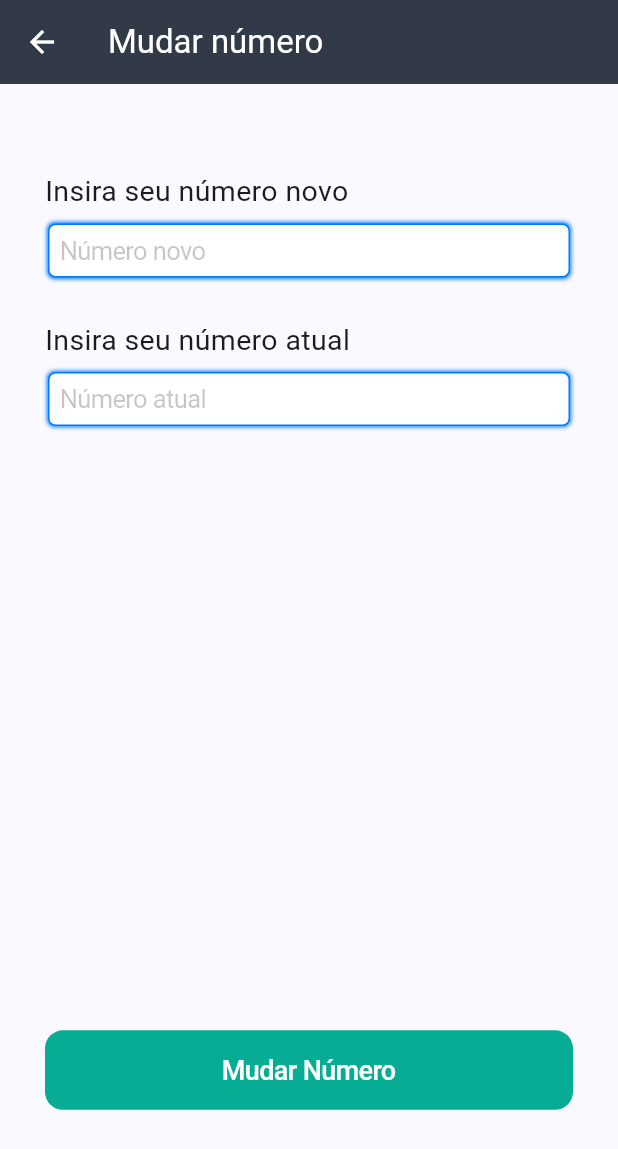
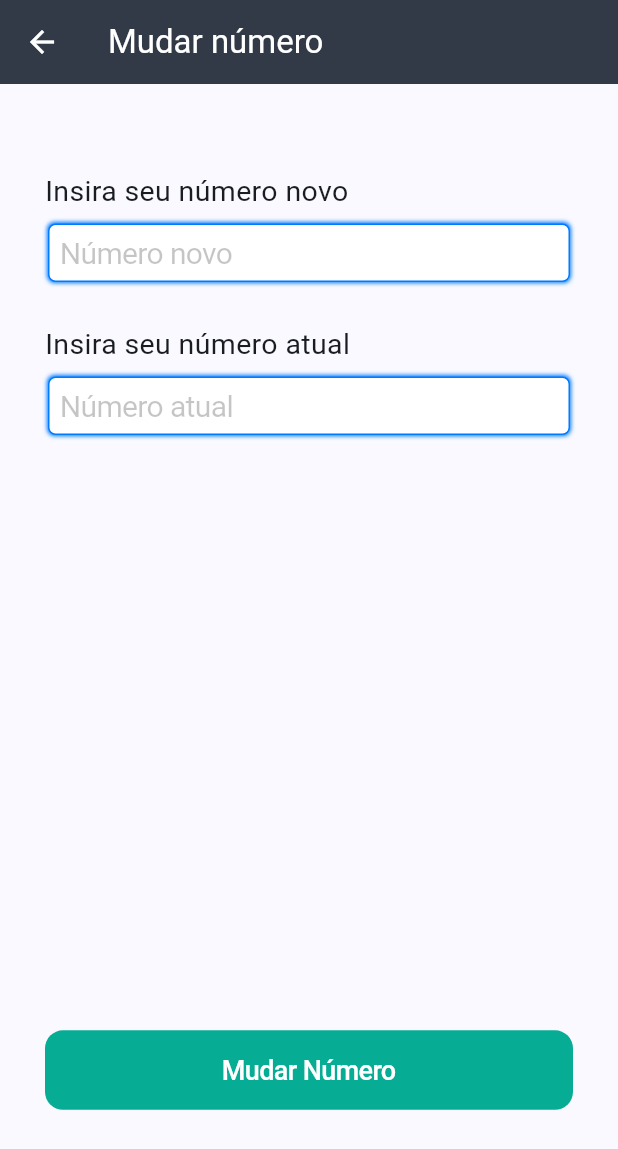
Before and after one commit to kaykybarbosa/Project_KYW, a Flutter app: the ChangeNumberScreen screen opened by its route, on a phone screen of 412 x 824 dp. Shown: the top 1149 px of the screen. Run offline on Flutter 3.47's test engine with Material 3 defaults, Android fonts, the phone set to English and light mode, and no system bars; our stand-ins replace bloc, email_validator, equatable, flutter_bloc, font_awesome_flutter, go_router.

Commit message:
Alter updating

```diff
--- a/lib/app/data/routes/routes.dart
+++ b/lib/app/data/routes/routes.dart
@@ -46,7 +46,7 @@ final routes = GoRouter(
     ),
     GoRoute(
       path: MyRoutes.configuration,
-      builder: (context, state) => ConfigurationScreen(),
+      builder: (context, state) => const ConfigurationScreen(),
     ),
     GoRoute(
       path: MyRoutes.myAccount,
--- a/lib/app/widgets/configuration_screen/account_input.dart
+++ b/lib/app/widgets/configuration_screen/account_input.dart
@@ -23,6 +23,7 @@ class AccountInput extends StatelessWidget {
           ),
         ],
       ),
+      style: const TextStyle(fontSize: 20.0),
       placeholder: placeHolder,
       validator: (value) {
         return validator(value);
--- a/lib/app/widgets/home_screen/chat/ChatProject.dart
+++ b/lib/app/widgets/home_screen/chat/ChatProject.dart
@@ -27,7 +27,7 @@ class _ChatProjectState extends State<ChatProject> {
             ),
             onPressed: () {},
           ),
-          title: Text(''),
+          title: const Text(''),
           bottom: myTabBar(
             onTap: () {},
             tabs: const [
@@ -36,7 +36,7 @@ class _ChatProjectState extends State<ChatProject> {
             ],
           ),
         ),
-        body: Text('data'),
+        body: const Text('data'),
       ),
     );
   }
--- a/lib/app/widgets/home_screen/filter/order.dart
+++ b/lib/app/widgets/home_screen/filter/order.dart
@@ -1,4 +1,3 @@
-import 'package:flutter/cupertino.dart';
 import 'package:flutter/material.dart';
 import 'package:kyw_management/app/enums/filters_enum.dart';
 import 'package:kyw_management/app/enums/screens.dart';
--- /dev/null
+++ b/lib/domain/repositories/project_repository.dart
@@ -0,0 +1,21 @@
+// ignore_for_file: public_member_api_docs, sort_constructors_first
+import 'package:kyw_management/app/models/project.dart';
+
+class ProjectRepository {
+  final List<Project> _projects = [
+    Project(
+      name: 'Casa na Árvore',
+      image: 'assets/casa-na-arvore.webp',
+      lastMessage: 'última mensagem envia...',
+      lastMessageTime: '12:25',
+      isImportant: true,
+    ),
+    Project(
+      name: 'Projeto do Milhão',
+      lastMessage: 'última mensagem envia...',
+      lastMessageTime: '14:32',
+    ),
+  ];
+
+  List<Project> get projects => _projects;
+}
--- a/pubspec.yaml
+++ b/pubspec.yaml
@@ -41,6 +41,9 @@ dependencies:
   flutter_localizations:
     sdk: flutter
   font_awesome_flutter: ^10.6.0
+  flutter_bloc: ^8.1.3
+  equatable: ^2.0.5
+  bloc: ^8.1.2
 
 dev_dependencies:
   flutter_test:
```
Also changed, not shown: lib/app/my_app.dart (+9 -3 lines), lib/app/screens/configuration_screen.dart (+4 -4 lines), lib/app/screens/create_project_screen.dart (+1 -10 lines), lib/app/screens/home_screen.dart (+3 -22 lines), pubspec.lock.
